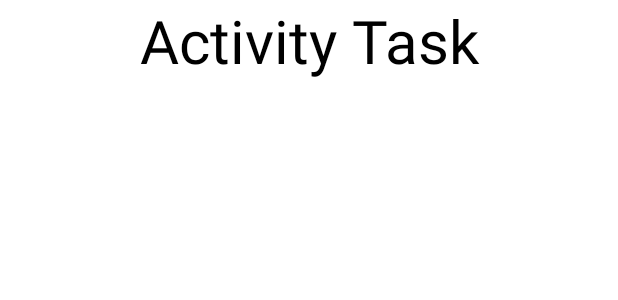
After one commit to yongyecc/AndroidAbility, an Android app: the layout activity_task.xml on its own in the app's theme, with its tools: preview values and no code run, on a phone screen of 412 x 824 dp. The commit adds this screen. Shown: the top 300 px of the screen. Run offline under Robolectric (Android 15) with nearby library versions, the phone set to English and light mode, and no system bars.

Commit message:
[Summary] start activity in same task
[Details] 同一个task里，新增一个activity.

```diff
--- a/app/src/main/AndroidManifest.xml
+++ b/app/src/main/AndroidManifest.xml
@@ -22,6 +22,7 @@
         tools:targetApi="31">
         <activity
             android:name=".activity.MainActivity"
+            android:taskAffinity=""
             android:exported="true">
             <intent-filter>
                 <action android:name="android.intent.action.MAIN" />
@@ -37,6 +38,9 @@
 
         <!-- Path涂鸦-->
         <activity android:name=".dooddle.activity.PathActivity"/>
+
+        <!-- 同一个task里新增的activity-->
+        <activity android:name=".activitytask.TaskActivity" />
     </application>
 
 </manifest>
--- a/app/src/main/java/cn/yongye/androidability/activity/MainActivity.java
+++ b/app/src/main/java/cn/yongye/androidability/activity/MainActivity.java
@@ -49,6 +49,8 @@ public class MainActivity extends AppCompatActivity {
                 ViewUtils.getStringById(this, R.string.screen_record_mediamuxer));
         listData.put(R.string.doodle_by_path,
                 ViewUtils.getStringById(this, R.string.doodle_by_path));
+        listData.put(R.string.task_activity,
+                ViewUtils.getStringById(this, R.string.task_activity));
     }
 
     /**
--- a/app/src/main/java/cn/yongye/androidability/adapter/DemoListAdapter.java
+++ b/app/src/main/java/cn/yongye/androidability/adapter/DemoListAdapter.java
@@ -16,6 +16,7 @@ import java.util.LinkedHashMap;
 import java.util.Map;
 import cn.yongye.androidability.R;
 import cn.yongye.androidability.activity.MainActivity;
+import cn.yongye.androidability.activitytask.TaskActivity;
 import cn.yongye.androidability.dooddle.activity.PathActivity;
 import cn.yongye.androidability.common.LogUtil;
 import cn.yongye.androidability.common.PermissionUtil;
@@ -95,6 +96,8 @@ public class DemoListAdapter extends RecyclerView.Adapter<DemoListAdapter.ViewHo
                      }
                  } else if (demo_name.equals(ViewUtils.getStringById(v.getContext(), R.string.doodle_by_path))) {
                      v.getContext().startActivity(new Intent(v.getContext(), PathActivity.class));
+                 } else if (demo_name.equals(ViewUtils.getStringById(v.getContext(), R.string.task_activity))) {
+                     v.getContext().startActivity(new Intent(v.getContext(), TaskActivity.class));
                  }
             }
         });
--- /dev/null
+++ b/app/src/main/res/layout/activity_task.xml
@@ -0,0 +1,15 @@
+<?xml version="1.0" encoding="utf-8"?>
+<LinearLayout xmlns:android="http://schemas.android.com/apk/res/android"
+    xmlns:tools="http://schemas.android.com/tools"
+    android:layout_width="match_parent"
+    android:layout_height="match_parent">
+
+    <TextView
+        android:text="@string/task_activity"
+        android:textSize="40dp"
+        android:textColor="@color/black"
+        android:layout_width="match_parent"
+        android:layout_height="wrap_content"
+        android:gravity="center_horizontal"/>
+
+</LinearLayout>
--- a/app/src/main/res/values/strings.xml
+++ b/app/src/main/res/values/strings.xml
@@ -6,4 +6,5 @@
     <string name="screen_record_mediarecoder">Screen Recording(MediaRecoder)</string>
     <string name="screen_record_mediamuxer">Screen Recording(MediaMuxer)</string>
     <string name="doodle_by_path">Doodle By Path</string>
+    <string name="task_activity">Activity Task</string>
 </resources>
```
Also changed, not shown: app/src/main/java/cn/yongye/androidability/activitytask/SingleInstanceActivity.java (added, +16 -0 lines), app/src/main/java/cn/yongye/androidability/activitytask/TaskActivity.java (added, +20 -0 lines), 1 other file.
